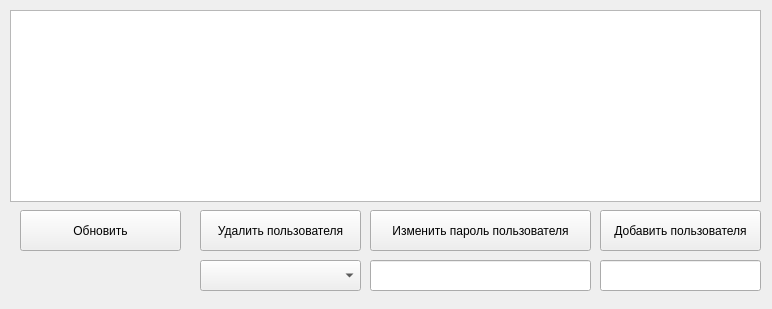
EgLeVor/Course, file AdminWindow.ui: the form before one commit.
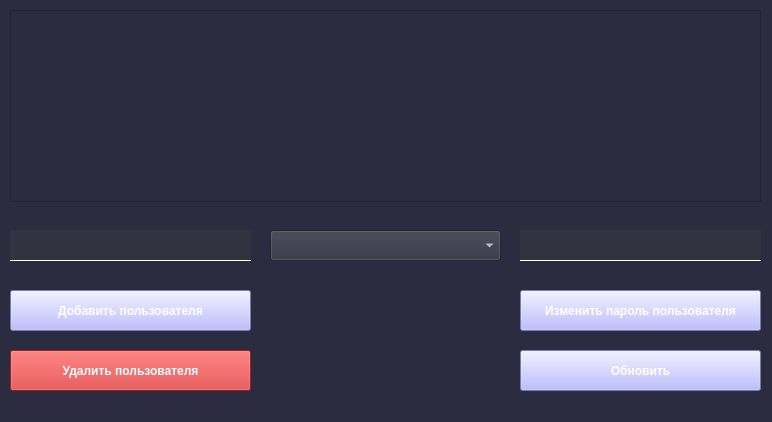
The form after the commit.

```diff
--- a/AdminWindow.ui
+++ b/AdminWindow.ui
@@ -7,12 +7,51 @@
     <x>0</x>
     <y>0</y>
     <width>772</width>
-    <height>309</height>
+    <height>422</height>
    </rect>
   </property>
   <property name="windowTitle">
    <string>Окно суперпользователя</string>
   </property>
+  <property name="styleSheet">
+   <string notr="true">QWidget{
+	background-color: rgb(44, 44, 64);
+}
+QPushButton{
+	font: 75 9pt &quot;MS Shell Dlg 2&quot;;
+	background-color: rgb(170, 170, 255);
+	color: rgb(255, 255, 255);
+	font-weight: bold
+}
+QPushButton#delete_btn{
+	background-color: rgb(211, 47, 47);
+	font: 75 9pt &quot;MS Shell Dlg 2&quot;;
+	font-weight: bold
+
+}
+QLabel{
+	
+	color: rgb(255, 255, 255);
+}
+QLineEdit{
+	border: 1px solid rgb(255, 255, 255);
+	border-top-color: rgba(255, 255, 255, 0);
+	border-right-color: rgba(255, 255, 255, 0);
+	border-left-color: rgba(255, 255, 255, 0);
+	background-color: rgb(50, 50, 64);
+	color: rgb(255, 255, 255);
+}
+QLabel#inf_lbl{
+	font-weight: bold
+}
+QComboBox{
+	background-color: rgb(50, 50, 64);
+	color: rgb(255, 255, 255);
+}
+QTableWidget{
+	color:rgb(255, 255, 255);
+}</string>
+  </property>
   <widget class="QWidget" name="centralwidget">
    <widget class="QTableWidget" name="tableWidget">
     <property name="geometry">
@@ -27,9 +66,9 @@
    <widget class="QPushButton" name="refresh_tbl">
     <property name="geometry">
      <rect>
-      <x>20</x>
-      <y>210</y>
-      <width>161</width>
+      <x>520</x>
+      <y>350</y>
+      <width>241</width>
       <height>41</height>
      </rect>
     </property>
@@ -40,9 +79,9 @@
    <widget class="QPushButton" name="insert_btn">
     <property name="geometry">
      <rect>
-      <x>600</x>
-      <y>210</y>
-      <width>161</width>
+      <x>10</x>
+      <y>290</y>
+      <width>241</width>
       <height>41</height>
      </rect>
     </property>
@@ -53,9 +92,9 @@
    <widget class="QPushButton" name="delete_btn">
     <property name="geometry">
      <rect>
-      <x>200</x>
-      <y>210</y>
-      <width>161</width>
+      <x>10</x>
+      <y>350</y>
+      <width>241</width>
       <height>41</height>
      </rect>
     </property>
@@ -66,9 +105,9 @@
    <widget class="QPushButton" name="update_btn">
     <property name="geometry">
      <rect>
-      <x>370</x>
-      <y>210</y>
-      <width>221</width>
+      <x>520</x>
+      <y>290</y>
+      <width>241</width>
       <height>41</height>
      </rect>
     </property>
@@ -79,9 +118,9 @@
    <widget class="QComboBox" name="lgn_box">
     <property name="geometry">
      <rect>
-      <x>200</x>
-      <y>260</y>
-      <width>161</width>
+      <x>270</x>
+      <y>230</y>
+      <width>231</width>
       <height>31</height>
      </rect>
     </property>
@@ -89,9 +128,9 @@
    <widget class="QLineEdit" name="pwd_line">
     <property name="geometry">
      <rect>
-      <x>370</x>
-      <y>260</y>
-      <width>221</width>
+      <x>520</x>
+      <y>230</y>
+      <width>241</width>
       <height>31</height>
      </rect>
     </property>
@@ -99,9 +138,9 @@
    <widget class="QLineEdit" name="lgn_line">
     <property name="geometry">
      <rect>
-      <x>600</x>
-      <y>260</y>
-      <width>161</width>
+      <x>10</x>
+      <y>230</y>
+      <width>241</width>
       <height>31</height>
      </rect>
     </property>
```
